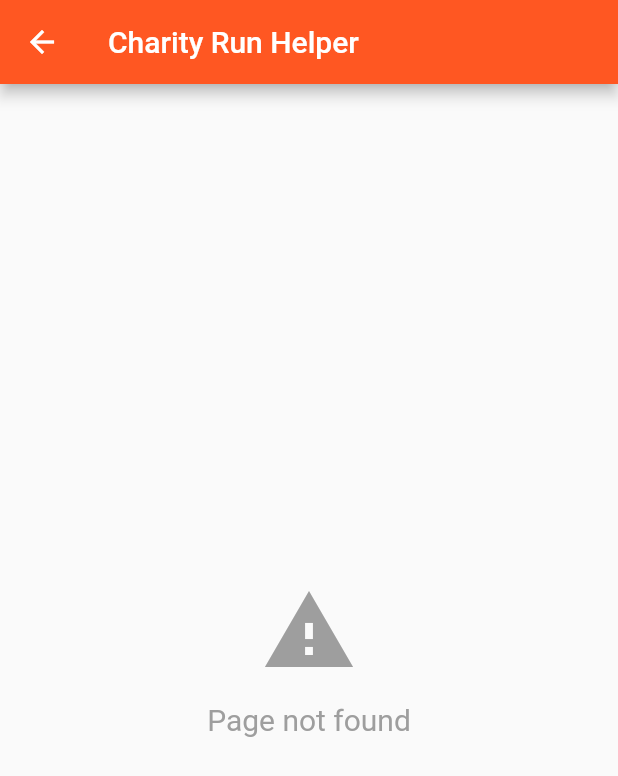
After one commit to wotschofsky/charity-run-helper, a Flutter app: the NotFoundPage screen opened directly, on a phone screen of 412 x 824 dp. The commit adds this screen. Shown: the top 776 px of the screen. Run offline on Flutter 3.47's test engine with Material 2 defaults, Android fonts, the phone set to English and light mode, and no system bars; our stand-ins replace firebase_auth, firebase_core, form_validator, velocity_x; accounts and stored records are empty; network calls fail; statements that could not run were skipped.

Commit message:
Add "Not found" page 🙈

```diff
--- a/lib/main.dart
+++ b/lib/main.dart
@@ -4,6 +4,7 @@ import 'package:velocity_x/velocity_x.dart';
 
 import './pages/home_page.dart';
 import './pages/auth_page.dart';
+import './pages/not_found_page.dart';
 
 void main() {
   WidgetsFlutterBinding.ensureInitialized();
@@ -22,10 +23,13 @@ class App extends StatelessWidget {
         primarySwatch: Colors.deepOrange,
       ),
       routeInformationParser: VxInformationParser(),
-      routerDelegate: VxNavigator(routes: {
-        '/': (uri, params) => MaterialPage(child: HomePage()),
-        '/auth': (uri, params) => MaterialPage(child: AuthPage()),
-      }),
+      routerDelegate: VxNavigator(
+        routes: {
+          '/': (uri, params) => MaterialPage(child: HomePage()),
+          '/auth': (uri, params) => MaterialPage(child: AuthPage()),
+        },
+        notFoundPage: (uri, params) => MaterialPage(child: NotFoundPage()),
+      ),
     );
   }
 }
--- /dev/null
+++ b/lib/pages/not_found_page.dart
@@ -0,0 +1,24 @@
+import 'package:flutter/material.dart';
+
+import '../ui/error_message.dart';
+
+class NotFoundPage extends StatelessWidget {
+  @override
+  Widget build(BuildContext context) {
+    return Scaffold(
+      appBar: AppBar(
+        title: Text('Charity Run Helper'),
+      ),
+      body: Center(
+        child: Column(
+          mainAxisAlignment: MainAxisAlignment.center,
+          children: [
+            ErrorMessage(
+              message: 'Page not found',
+            )
+          ],
+        ),
+      ),
+    );
+  }
+}
--- /dev/null
+++ b/lib/ui/error_message.dart
@@ -0,0 +1,29 @@
+import 'package:flutter/material.dart';
+
+class ErrorMessage extends StatelessWidget {
+  const ErrorMessage({this.message = 'Something went wrong'});
+
+  final String message;
+
+  @override
+  Widget build(BuildContext context) {
+    return Column(
+      mainAxisAlignment: MainAxisAlignment.center,
+      crossAxisAlignment: CrossAxisAlignment.center,
+      children: [
+        const Icon(
+          Icons.warning,
+          color: Colors.grey,
+          size: 64,
+        ),
+        Padding(
+          padding: const EdgeInsets.only(top: 16),
+          child: Text(
+            message,
+            style: TextStyle(color: Colors.grey, fontSize: 20),
+          ),
+        )
+      ],
+    );
+  }
+}
```
